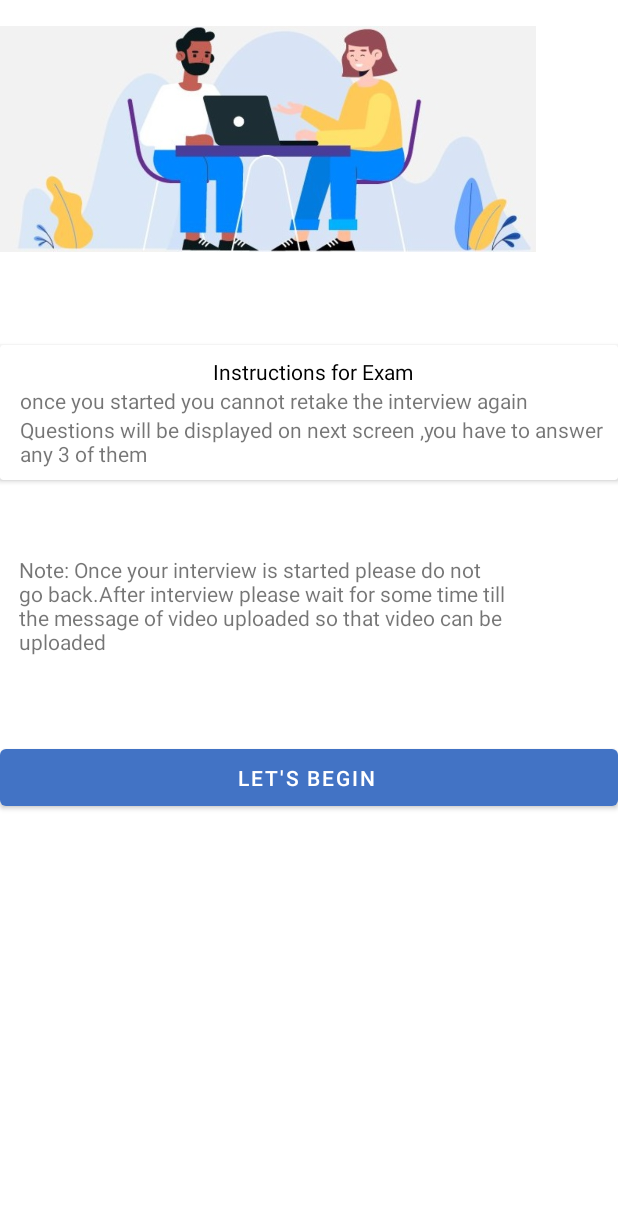
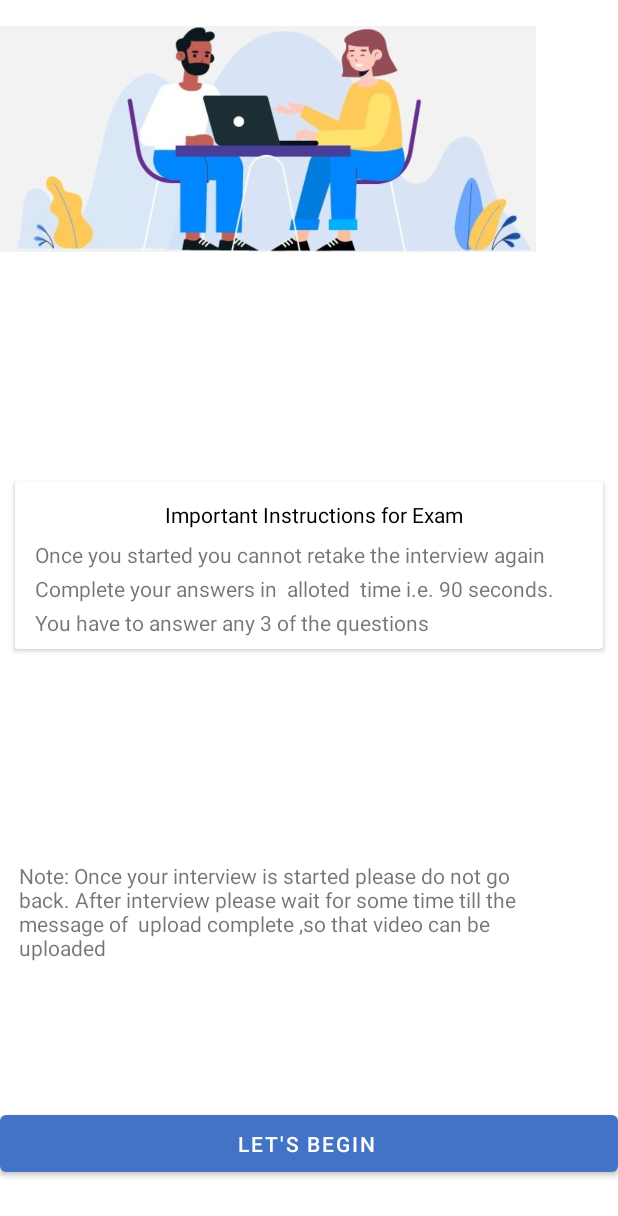
Before and after one commit to gaurav4yadav/internship_Interview, an Android app: the VideoCapture screen opened directly, with no data from a screen before it, on a phone screen of 412 x 824 dp. Shown: the top 1216 px of the screen. Run offline under Robolectric (Android 15) with nearby library versions, the phone set to English and light mode, and no system bars; our stand-ins replace Firebase (no records; nobody signed in at launch, a user with empty details on screens opened directly); libraries missing offline, so code that uses them is left out: com.squareup.okhttp.

Commit message:
99% complete

```diff
--- a/app/src/main/java/com/myapp/letusinterview/viewcandidatelist.kt
+++ b/app/src/main/java/com/myapp/letusinterview/viewcandidatelist.kt
@@ -43,6 +43,7 @@ class viewcandidatelist : AppCompatActivity() {
 
         userArayList = arrayListOf()
 
+
         myAdapter = myadapter1(userArayList)
         recyclerView.adapter = myAdapter
 
@@ -76,7 +77,10 @@ class viewcandidatelist : AppCompatActivity() {
                             ok1?.course = document.getString("coursedb").toString()
                             ok1?.email = document.getString("emaildb").toString()
                             ok1?.url=document.getString("videolink").toString()
+  Toast.makeText(baseContext," dtata{${ok1?.url}}",Toast.LENGTH_SHORT).show()
 
+                            if(ok1.url===null)
+              Toast.makeText(baseContext,"ok good",Toast.LENGTH_SHORT).show()
         //                    var yy=ok1.candname
 //Toast.makeText(baseContext,"{$yy}",Toast.LENGTH_SHORT).show()
 //                            var vd=findViewById<VideoView>(R.id.video1)
--- a/app/src/main/res/layout/activity_candidate_login.xml
+++ b/app/src/main/res/layout/activity_candidate_login.xml
@@ -173,6 +173,7 @@
         android:layout_height="wrap_content"
         app:layout_constraintBottom_toBottomOf="parent"
         app:layout_constraintEnd_toEndOf="parent"
+        android:elevation="10dp"
         app:layout_constraintStart_toStartOf="parent"
         app:layout_constraintTop_toTopOf="parent"
         android:visibility="gone" />
--- a/app/src/main/res/layout/activity_candidate_register.xml
+++ b/app/src/main/res/layout/activity_candidate_register.xml
@@ -190,6 +190,7 @@
     <ProgressBar
         android:id="@+id/progressBar1"
         android:layout_width="wrap_content"
+        android:elevation="10dp"
         android:layout_height="wrap_content"
         app:layout_constraintBottom_toBottomOf="parent"
         app:layout_constraintEnd_toEndOf="parent"
--- a/app/src/main/res/layout/activity_switchcom.xml
+++ b/app/src/main/res/layout/activity_switchcom.xml
@@ -119,6 +119,7 @@
     <ProgressBar
         android:id="@+id/progressBar1"
         android:layout_width="wrap_content"
+        android:elevation="10dp"
         android:layout_height="wrap_content"
         app:layout_constraintBottom_toBottomOf="parent"
         app:layout_constraintEnd_toEndOf="parent"
--- a/app/src/main/res/layout/javawali.xml
+++ b/app/src/main/res/layout/javawali.xml
@@ -11,16 +11,15 @@
         android:id="@+id/button2"
         android:layout_width="match_parent"
         android:layout_height="50dp"
-      android:layout_marginBottom="20dp"
+        android:layout_marginBottom="20dp"
         android:text="Let's Begin "
-android:textColor="@color/white"
+        android:textColor="@color/white"
         app:layout_constraintBottom_toBottomOf="parent"
         app:layout_constraintEnd_toEndOf="parent"
-        app:layout_constraintHorizontal_bias="0.439"
+        app:layout_constraintHorizontal_bias="1.0"
         app:layout_constraintStart_toStartOf="parent"
         app:layout_constraintTop_toTopOf="parent"
-        app:layout_constraintVertical_bias="0.654" />
-
+        app:layout_constraintVertical_bias="0.978" />
 
     <ImageView
         android:id="@+id/imageView9"
@@ -40,8 +39,9 @@ android:textColor="@color/white"
         android:layout_width="343dp"
         android:layout_height="88dp"
         android:layout_margin="7dp"
+        android:layout_marginStart="10dp"
         android:padding="5dp"
-        android:text="Note: Once your interview is started please do not go back.After interview please wait for some time till the message of video uploaded so that video can be uploaded "
+        android:text="Note: Once your interview is started please do not go back. After interview please wait for some time till the message of  upload complete ,so that video can be uploaded "
         app:layout_constraintBottom_toTopOf="@+id/button2"
         app:layout_constraintEnd_toEndOf="parent"
         app:layout_constraintHorizontal_bias="0.0"
@@ -53,6 +53,8 @@ android:textColor="@color/white"
         android:id="@+id/cardView2"
         android:layout_width="match_parent"
         android:layout_height="wrap_content"
+        android:layout_marginStart="10dp"
+        android:layout_marginEnd="10dp"
         android:paddingTop="10dp"
         app:layout_constraintBottom_toTopOf="@+id/textView15"
         app:layout_constraintEnd_toEndOf="parent"
@@ -62,32 +64,42 @@ android:textColor="@color/white"
         <LinearLayout
             android:layout_width="match_parent"
             android:layout_height="wrap_content"
-            android:padding="8dp"
             android:layout_marginStart="5dp"
-            android:orientation="vertical">
+            android:orientation="vertical"
+            android:padding="8dp">
 
             <TextView
                 android:layout_width="match_parent"
                 android:layout_height="wrap_content"
-                android:text="Instructions for Exam"
+                android:padding="4dp"
+                android:text="Important Instructions for Exam"
                 android:textAlignment="center"
                 android:textColor="@color/black"></TextView>
 
             <TextView
                 android:layout_width="match_parent"
                 android:layout_height="wrap_content"
-                android:text="once you started you cannot retake the interview again"></TextView>
+                android:paddingTop="3dp"
+                android:text="Once you started you cannot retake the interview again"></TextView>
 
             <TextView
                 android:layout_width="match_parent"
                 android:layout_height="wrap_content"
-                android:text="Questions will be displayed on next screen ,you have to answer any 3 of them"></TextView>
+                android:paddingTop="3dp"
+                android:text="Complete your answers in  alloted  time i.e. 90 seconds."></TextView>
+
+            <TextView
+                android:layout_width="match_parent"
+                android:layout_height="wrap_content"
+                android:paddingTop="3dp"
+                android:text="You have to answer any 3 of the questions"></TextView>
 
         </LinearLayout>
     </androidx.cardview.widget.CardView>
 
 
     <ProgressBar
+        android:elevation="10dp"
         android:id="@+id/progressBar1"
         android:layout_width="wrap_content"
         android:layout_height="wrap_content"
```
Also changed, not shown: app/src/main/java/com/myapp/letusinterview/VideoCapture.java (+6 -4 lines), app/src/main/java/com/myapp/letusinterview/myadapter1.kt (+49 -2 lines), app/src/main/java/com/myapp/letusinterview/switchcom.kt (+24 -19 lines), app/src/main/java/com/myapp/letusinterview/viewqcandidate.kt (+27 -8 lines), app/src/main/res/layout/activity_viewqcandidate.xml (+12 -0 lines), app/src/main/res/layout/zlist.xml (+13 -13 lines).
